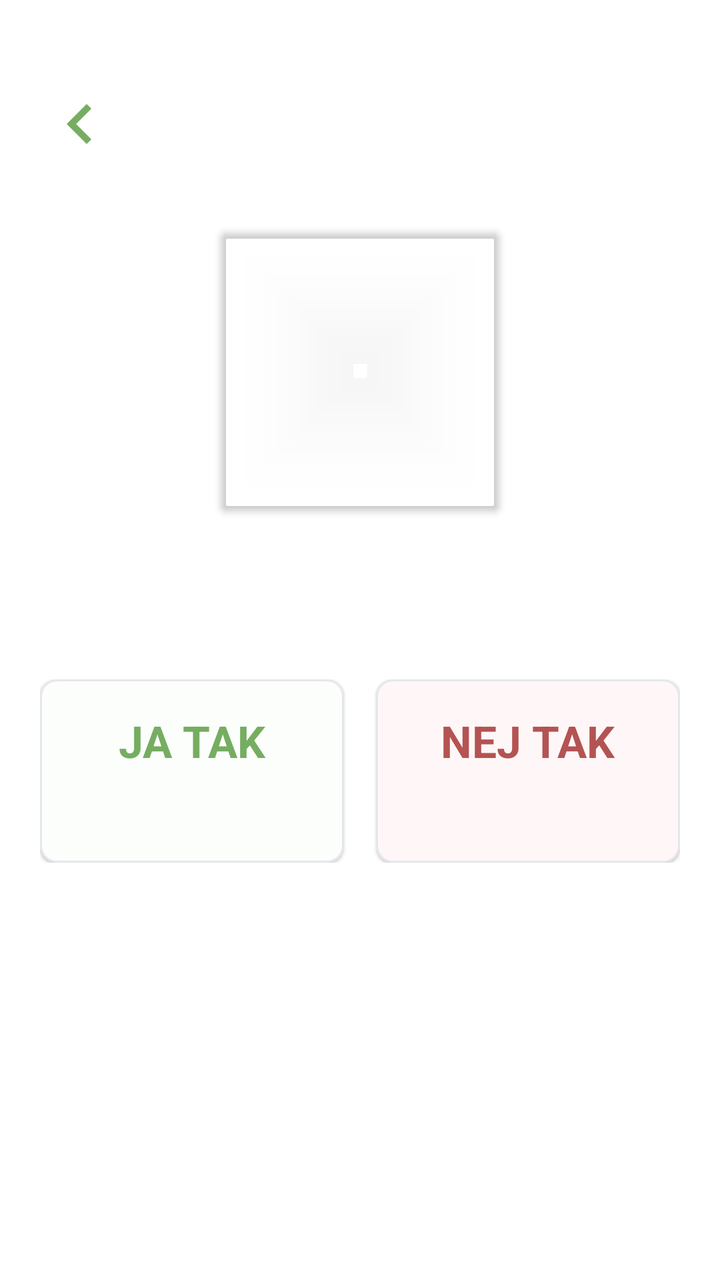
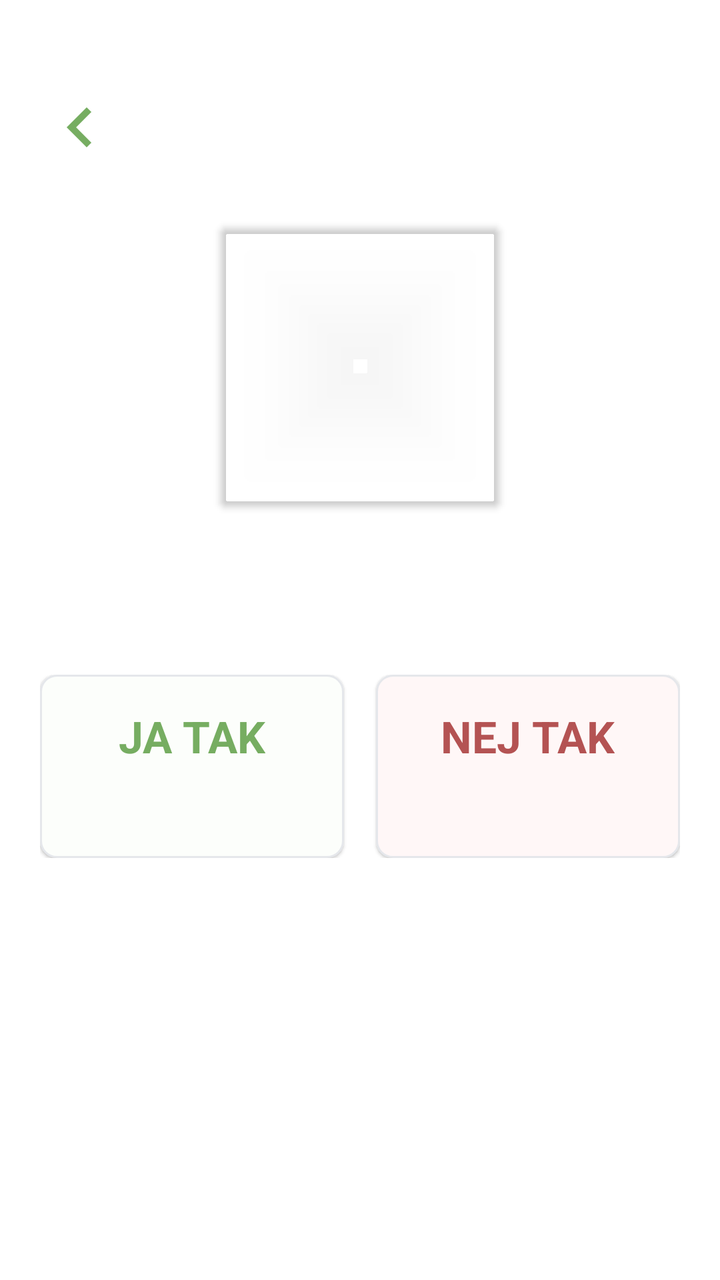

Two renders of the same Android screen: before a commit and after it. Below are the layout's source before the change and the commit's diff.
<!-- AndroidManifest.xml: application theme Theme.MitAffaldV4 -->
<!-- res/layout/fragment_trash_type_details.xml -->
<?xml version="1.0" encoding="utf-8"?>
<androidx.core.widget.NestedScrollView
    xmlns:android="http://schemas.android.com/apk/res/android"
    xmlns:app="http://schemas.android.com/apk/res-auto"
    android:layout_width="match_parent"
    android:layout_height="match_parent"
    android:background="@color/fragment_details_background_color"
    android:clipToPadding="false"
    android:paddingTop="34dp"
    android:paddingBottom="0dp"
    android:paddingStart="20dp"
    android:paddingEnd="20dp">

    <androidx.constraintlayout.widget.ConstraintLayout
        android:layout_width="match_parent"
        android:layout_height="wrap_content">

        
        <TextView
            android:id="@+id/detail_name"
            android:layout_width="wrap_content"
            android:layout_height="wrap_content"
            android:layout_marginTop="12dp"
            android:textColor="@color/green_light"
            android:textSize="28sp"
            android:textStyle="bold"
            app:layout_constraintEnd_toEndOf="parent"
            app:layout_constraintStart_toStartOf="parent"
            app:layout_constraintTop_toTopOf="parent" />

        
        <ImageButton
            android:id="@+id/backButton"
            android:layout_width="wrap_content"
            android:layout_height="wrap_content"
            android:layout_marginTop="8dp"
            android:background="?android:attr/selectableItemBackground"
            android:src="@drawable/arrow_left"
            app:layout_constraintStart_toStartOf="parent"
            app:layout_constraintTop_toTopOf="parent"
            app:tint="@color/green_light" />

        
        <com.google.android.material.imageview.ShapeableImageView
            android:id="@+id/affaldsfraktionBillede"
            android:layout_width="140dp"
            android:layout_height="140dp"
            android:layout_marginTop="32dp"
            android:elevation="2dp"
            android:scaleType="centerCrop"
            app:layout_constraintEnd_toEndOf="@+id/detail_name"
            app:layout_constraintStart_toStartOf="@+id/detail_name"
            app:layout_constraintTop_toBottomOf="@+id/detail_name"
            app:shapeAppearanceOverlay="@style/rounded_corner_mini" />

        
        <TextView
            android:id="@+id/affaldsfraktionBeskrivelse"
            android:layout_width="300dp"
            android:layout_height="wrap_content"
            android:layout_marginTop="28dp"
            android:lineSpacingExtra="3dp"
            android:textAlignment="center"
            android:textColor="@color/text_color"
            android:textSize="18sp"
            app:layout_constraintEnd_toEndOf="@+id/affaldsfraktionBillede"
            app:layout_constraintStart_toStartOf="@+id/affaldsfraktionBillede"
            app:layout_constraintTop_toBottomOf="@+id/affaldsfraktionBillede" />

        <LinearLayout
            android:id="@+id/fractionEnhancementContainer"
            android:layout_width="0dp"
            android:layout_height="wrap_content"
            android:layout_marginTop="24dp"
            android:orientation="vertical"
            android:visibility="gone"
            app:layout_constraintEnd_toEndOf="parent"
            app:layout_constraintStart_toStartOf="parent"
            app:layout_constraintTop_toBottomOf="@+id/affaldsfraktionBeskrivelse" />

        <LinearLayout
            android:id="@+id/fractionExamplesContainer"
            android:layout_width="0dp"
            android:layout_height="wrap_content"
            android:layout_marginTop="8dp"
            android:orientation="vertical"
            android:visibility="gone"
            app:layout_constraintEnd_toEndOf="parent"
            app:layout_constraintStart_toStartOf="parent"
            app:layout_constraintTop_toBottomOf="@+id/fractionEnhancementContainer" />

        
        <LinearLayout
            android:id="@+id/trashCategoriesLayout"
            android:layout_width="0dp"
            android:layout_height="wrap_content"
            android:layout_marginTop="32dp"
            android:orientation="horizontal"
            app:layout_constraintEnd_toEndOf="parent"
            app:layout_constraintStart_toStartOf="parent"
            app:layout_constraintTop_toBottomOf="@+id/fractionExamplesContainer">

            
            <LinearLayout
                android:layout_width="0dp"
                android:layout_height="wrap_content"
                android:layout_weight="1"
                android:background="@drawable/details_pros_background"
                android:elevation="1dp"
                android:orientation="vertical">

                <TextView
                    android:id="@+id/pros_title"
                    android:layout_width="wrap_content"
                    android:layout_height="wrap_content"
                    android:layout_gravity="center_horizontal"
                    android:layout_marginTop="16dp"
                    android:text="@string/ja_tak"
                    android:textColor="@color/green_light"
                    android:textSize="22sp"
                    android:textStyle="bold" />

                <TextView
                    android:id="@+id/pros_description"
                    android:layout_width="match_parent"
                    android:layout_height="wrap_content"
                    android:layout_marginTop="10dp"
                    android:paddingStart="14dp"
                    android:paddingEnd="14dp"
                    android:paddingBottom="16dp"
                    android:gravity="start"
                    android:lineSpacingExtra="3dp"
                    android:textColor="@color/text_color"
                    android:textSize="15sp" />
            </LinearLayout>

            
            <LinearLayout
                android:layout_width="0dp"
                android:layout_height="wrap_content"
                android:layout_marginStart="16dp"
                android:layout_weight="1"
                android:background="@drawable/details_cons_background"
                android:elevation="1dp"
                android:orientation="vertical">

                <TextView
                    android:id="@+id/cons_title"
                    android:layout_width="wrap_content"
                    android:layout_height="wrap_content"
                    android:layout_gravity="center_horizontal"
                    android:layout_marginTop="16dp"
                    android:text="@string/nej_tak"
                    android:textColor="@color/soft_red"
                    android:textSize="22sp"
                    android:textStyle="bold" />

                <TextView
                    android:id="@+id/cons_description"
                    android:layout_width="match_parent"
                    android:layout_height="wrap_content"
                    android:layout_marginTop="10dp"
                    android:paddingStart="14dp"
                    android:paddingEnd="14dp"
                    android:paddingBottom="16dp"
                    android:gravity="start"
                    android:lineSpacingExtra="3dp"
                    android:textColor="@color/text_color"
                    android:textSize="15sp" />
            </LinearLayout>
        </LinearLayout>

        <LinearLayout
            android:id="@+id/fractionPracticalContainer"
            android:layout_width="0dp"
            android:layout_height="wrap_content"
            android:layout_marginTop="0dp"
            android:orientation="vertical"
            android:visibility="gone"
            app:layout_constraintEnd_toEndOf="parent"
            app:layout_constraintStart_toStartOf="parent"
            app:layout_goneMarginTop="0dp"
            app:layout_constraintTop_toBottomOf="@+id/trashCategoriesLayout" />

        <TextView
            android:id="@+id/extendedDescriptionToggle"
            android:layout_width="0dp"
            android:layout_height="wrap_content"
            android:layout_marginTop="8dp"
            android:background="@drawable/result_description_background"
            android:gravity="center"
            android:minHeight="48dp"
            android:paddingStart="16dp"
            android:paddingTop="12dp"
            android:paddingEnd="16dp"
            android:paddingBottom="12dp"
            android:textColor="@color/green_light"
            android:textSize="16sp"
            android:textStyle="bold"
            android:visibility="gone"
            app:layout_constraintEnd_toEndOf="parent"
            app:layout_constraintStart_toStartOf="parent"
            app:layout_constraintTop_toBottomOf="@+id/fractionPracticalContainer" />

        <LinearLayout
            android:id="@+id/affaldsfraktionUdvidetBeskrivelseContainer"
            android:layout_width="0dp"
            android:layout_height="wrap_content"
            android:layout_marginTop="12dp"
            android:orientation="vertical"
            app:layout_constraintEnd_toEndOf="parent"
            app:layout_constraintStart_toStartOf="parent"
            app:layout_goneMarginTop="12dp"
            app:layout_constraintTop_toBottomOf="@+id/extendedDescriptionToggle" />

        <LinearLayout
            android:id="@+id/fractionFaqContainer"
            android:layout_width="0dp"
            android:layout_height="wrap_content"
            android:layout_marginTop="12dp"
            android:orientation="vertical"
            android:visibility="gone"
            app:layout_constraintEnd_toEndOf="parent"
            app:layout_constraintStart_toStartOf="parent"
            app:layout_constraintTop_toBottomOf="@+id/affaldsfraktionUdvidetBeskrivelseContainer" />

        <TextView
            android:id="@+id/all_items_title"
            android:layout_width="wrap_content"
            android:layout_height="wrap_content"
            android:layout_gravity="center_horizontal"
            android:layout_marginTop="28dp"
            android:textColor="@color/green_light"
            android:textSize="22sp"
            android:textStyle="bold"
            app:layout_constraintStart_toStartOf="parent"
            app:layout_constraintTop_toBottomOf="@+id/fractionFaqContainer" />


        <androidx.recyclerview.widget.RecyclerView
            android:id="@+id/listTrash"
            android:layout_width="match_parent"
            android:layout_height="wrap_content"
            android:layout_marginTop="10dp"
            android:paddingBottom="24dp"
            app:layout_constraintTop_toBottomOf="@+id/all_items_title" />

    </androidx.constraintlayout.widget.ConstraintLayout>

</androidx.core.widget.NestedScrollView>
<!-- resources referenced by this layout -->
<resources>
  <color name="fragment_details_background_color">#FFFFFFFF</color>
  <color name="green_light">#76AD61</color>
  <color name="soft_red">#B45353</color>
  <color name="text_color">#374151</color>
  <!-- drawable arrow_left (drawable) -->
  <vector android:autoMirrored="true" android:height="40dp"
      android:tint="#FFFFFF" android:viewportHeight="24"
      android:viewportWidth="24" android:width="40dp" xmlns:android="http://schemas.android.com/apk/res/android">
      <path android:fillColor="@android:color/white" android:pathData="M15.41,16.59L10.83,12l4.58,-4.59L14,6l-6,6 6,6 1.41,-1.41z"/>
  </vector>
  <!-- drawable details_cons_background (drawable) -->
  <?xml version="1.0" encoding="utf-8"?>
  <shape xmlns:android="http://schemas.android.com/apk/res/android">
      <solid android:color="@color/soft_red_tint" />
      <stroke
          android:width="1dp"
          android:color="@color/card_border" />
      <corners android:radius="8dp" />
  </shape>
  <!-- drawable details_pros_background (drawable) -->
  <?xml version="1.0" encoding="utf-8"?>
  <shape xmlns:android="http://schemas.android.com/apk/res/android">
      <solid android:color="@color/green_tint" />
      <stroke
          android:width="1dp"
          android:color="@color/card_border" />
      <corners android:radius="8dp" />
  </shape>
  <!-- drawable result_description_background (drawable) -->
  <?xml version="1.0" encoding="utf-8"?>
  <shape xmlns:android="http://schemas.android.com/apk/res/android">
      <solid android:color="@color/white" />
      <stroke
          android:width="1dp"
          android:color="@color/card_border" />
      <corners android:radius="8dp" />
  </shape>
  <string name="ja_tak">JA TAK</string>
  <string name="nej_tak">NEJ TAK</string>
  <style name="rounded_corner_mini">
          <item name="cornerSize">4dp</item>
      </style>
  <style name="Theme.MitAffaldV4" parent="Theme.MaterialComponents.Light.NoActionBar">
          
          <item name="colorPrimary">@color/green_light</item>
          <item name="colorPrimaryVariant">@color/green_dark</item>
          <item name="colorOnPrimary">@color/white</item>
          
          <item name="colorSecondary">@color/teal_200</item>
          <item name="colorSecondaryVariant">@color/teal_700</item>
          <item name="colorOnSecondary">@color/black</item>
          
          <item name="windowActionBar">false</item>
          <item name="windowNoTitle">true</item>
          <item name="android:forceDarkAllowed">false</item>
      </style>
  <color name="soft_red_tint">#FFF7F7</color>
  <color name="card_border">#E5E7EB</color>
  <color name="green_tint">#FCFEFB</color>
  <color name="white">#FFFFFFFF</color>
  <color name="green_dark">#5F984E</color>
  <color name="teal_200">#76AD61</color>
  <color name="teal_700">#FF018786</color>
  <color name="black">#000000</color>
</resources>

<!-- the commit's change to res/layout/fragment_trash_type_details.xml (unified diff, before → after) -->
@@ -18,11 +18,15 @@
         
         <TextView
             android:id="@+id/detail_name"
-            android:layout_width="wrap_content"
-            android:layout_height="wrap_content"
+            android:layout_width="0dp"
+            android:layout_height="wrap_content"
+            android:layout_marginStart="48dp"
             android:layout_marginTop="12dp"
+            android:layout_marginEnd="48dp"
+            android:gravity="center"
+            android:maxLines="2"
             android:textColor="@color/green_light"
-            android:textSize="28sp"
+            android:textSize="26sp"
             android:textStyle="bold"
             app:layout_constraintEnd_toEndOf="parent"
             app:layout_constraintStart_toStartOf="parent"
@@ -33,11 +37,11 @@
             android:id="@+id/backButton"
             android:layout_width="wrap_content"
             android:layout_height="wrap_content"
-            android:layout_marginTop="8dp"
             android:background="?android:attr/selectableItemBackground"
             android:src="@drawable/arrow_left"
-            app:layout_constraintStart_toStartOf="parent"
-            app:layout_constraintTop_toTopOf="parent"
+            app:layout_constraintBottom_toBottomOf="@id/detail_name"
+            app:layout_constraintStart_toStartOf="parent"
+            app:layout_constraintTop_toTopOf="@id/detail_name"
             app:tint="@color/green_light" />
 
         
